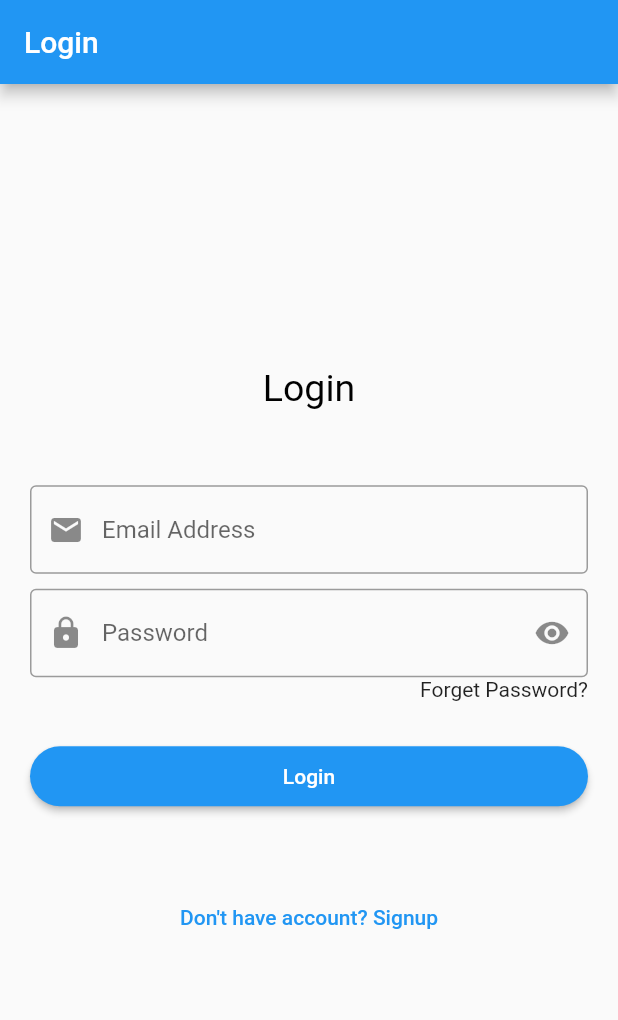
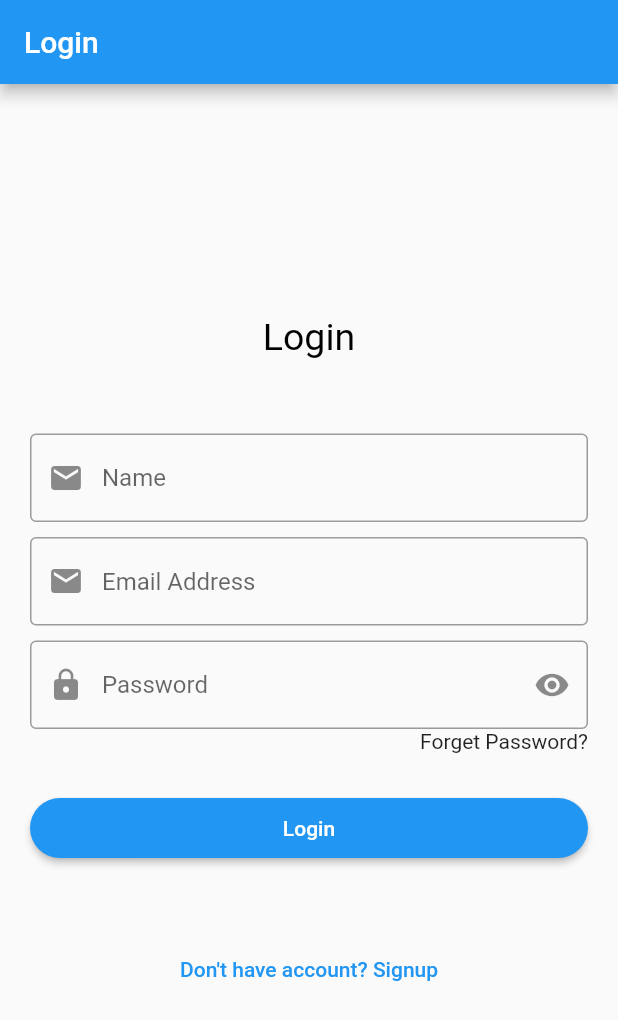
Before and after one commit to muhammadSabeelAhmed/FlutterNavigation, a Flutter app: the screen it shows after launch, on a phone screen of 412 x 824 dp. Shown: the top 1020 px of the screen. Run offline on Flutter 3.47's test engine with Material 2 defaults, Android fonts, the phone set to English and light mode, and no system bars.

```diff
--- /dev/null
+++ b/lib/constants/constants.dart
@@ -0,0 +1,56 @@
+import 'package:meriapp/model/product.dart';
+
+class Constants {
+  static String name = "";
+  static List<Product> cartList = [];
+  var list = [
+    Product(
+      "Nike Dunk Retro",
+      "Created for the hardwood but taken to the streets, the Nike Dunk Low Retro returns with crisp overlays and original team colors. This basketball icon channels '80s vibes with premium leather in the upper that looks good and breaks in even better. Modern footwear technology helps bring the comfort into the 21st century.",
+      "Nike",
+      "\$ 200.0",
+      "https://static.nike.com/a/images/t_PDP_1728_v1/f_auto,q_auto:eco/b1bcbca4-e853-4df7-b329-5be3c61ee057/dunk-low-retro-mens-shoes-87q0hf.png",
+      "3.5",
+    ),
+    Product(
+      "Nike Low Retro",
+      "Created for the hardwood but taken to the streets, the Nike Dunk Low Retro returns with crisp overlays and original team colors. This basketball icon channels '80s vibes with premium leather in the upper that looks good and breaks in even better. Modern footwear technology helps bring the comfort into the 21st century.",
+      "Addidas",
+      "\$ 250.0",
+      "https://static.nike.com/a/images/c_limit,w_592,f_auto/t_product_v1/844af875-ac7e-4506-8008-fcf8ae461be0/kd16-nrg-basketball-shoes-H3gcDG.png",
+      "3.5",
+    ),
+    Product(
+      "Dunk Low Retro",
+      "Created for the hardwood but taken to the streets, the Nike Dunk Low Retro returns with crisp overlays and original team colors. This basketball icon channels '80s vibes with premium leather in the upper that looks good and breaks in even better. Modern footwear technology helps bring the comfort into the 21st century.",
+      "Nike",
+      "\$ 150.0",
+      "https://static.nike.com/a/images/c_limit,w_592,f_auto/t_product_v1/a6805b48-80dc-4c4c-be1f-7229bc4c6826/air-force-1-07-premium-mens-shoes-M1LkHr.png",
+      "3.5",
+    ),
+    Product(
+      "Nike Dunk Low",
+      "Created for the hardwood but taken to the streets, the Nike Dunk Low Retro returns with crisp overlays and original team colors. This basketball icon channels '80s vibes with premium leather in the upper that looks good and breaks in even better. Modern footwear technology helps bring the comfort into the 21st century.",
+      "Addidas",
+      "\$ 120.0",
+      "https://static.nike.com/a/images/c_limit,w_592,f_auto/t_product_v1/e6da41fa-1be4-4ce5-b89c-22be4f1f02d4/air-force-1-07-mens-shoes-jBrhbr.png",
+      "3.5",
+    ),
+    Product(
+      "Nike Retro",
+      "Created for the hardwood but taken to the streets, the Nike Dunk Low Retro returns with crisp overlays and original team colors. This basketball icon channels '80s vibes with premium leather in the upper that looks good and breaks in even better. Modern footwear technology helps bring the comfort into the 21st century.",
+      "Nike",
+      "\$ 300.0",
+      "https://static.nike.com/a/images/c_limit,w_592,f_auto/t_product_v1/815bf12f-8128-41ef-a2ae-fdb687ae4335/sabrina-1-grounded-basketball-shoes-f8jr2H.png",
+      "3.5",
+    ),
+    Product(
+      "Nike Dunk",
+      "Created for the hardwood but taken to the streets, the Nike Dunk Low Retro returns with crisp overlays and original team colors. This basketball icon channels '80s vibes with premium leather in the upper that looks good and breaks in even better. Modern footwear technology helps bring the comfort into the 21st century.",
+      "Addidas",
+      "\$ 500.0",
+      "https://static.nike.com/a/images/t_PDP_1728_v1/f_auto,q_auto:eco/b1bcbca4-e853-4df7-b329-5be3c61ee057/dunk-low-retro-mens-shoes-87q0hf.png",
+      "3.5",
+    ),
+  ];
+}
--- a/lib/main.dart
+++ b/lib/main.dart
@@ -1,5 +1,5 @@
 import 'package:flutter/material.dart';
-import 'package:meriapp/loginscreen.dart';
+import 'package:meriapp/ui/loginscreen.dart';
 
 void main() {
   runApp(MyApp());
--- /dev/null
+++ b/lib/model/product.dart
@@ -0,0 +1,21 @@
+class Product {
+  String name = "";
+  String desc = "";
+  String brand = "";
+  String price = "";
+  String image = "";
+  String rating = "";
+
+  // Product(String name, String desc, String brand, String price, String image,
+  //     String rating) {
+  //   this.name = name;
+  //   this.desc = desc;
+  //   this.price = price;
+  //   this.brand = brand;
+  //   this.image = image;
+  //   this.rating = rating;
+  // }
+
+  Product(
+      this.name, this.desc, this.brand, this.price, this.image, this.rating);
+}
--- a/lib/loginscreen.dart
+++ b/lib/ui/loginscreen.dart
@@ -1,29 +1,32 @@
 import 'package:flutter/cupertino.dart';
 import 'package:flutter/material.dart';
-import 'package:meriapp/forgetscreen.dart';
-import 'package:meriapp/homescreen.dart';
-import 'package:meriapp/signupscreen.dart';
+import 'package:meriapp/constants/constants.dart';
+import 'package:meriapp/ui/forgetscreen.dart';
+import 'package:meriapp/ui/homescreen.dart';
+import 'package:meriapp/ui/signupscreen.dart';
 
 class LoginView extends StatelessWidget {
   const LoginView({super.key});
 
-  onLoginPressed(BuildContext context, memail, TextEditingController password) {
+  onLoginPressed(BuildContext context, name, memail, password) {
     String email = memail.text;
     if (email.contains("@") && email.contains(".com")) {
       print("Corerect Email");
       print("Email: ${password.text}");
       print("Password: ${password.text}");
+      Constants.name = name.text;
+      Navigator.pushReplacement(context,
+          MaterialPageRoute(builder: (BuildContext context) => HomeView()));
     } else {
       print("InCorrect Email");
     }
     memail.text = "";
     password.text = "";
-    Navigator.pushReplacement(context,
-        MaterialPageRoute(builder: (BuildContext context) => HomeView()));
   }
 
   @override
   Widget build(BuildContext context) {
+    TextEditingController nameController = TextEditingController();
     TextEditingController emailController = TextEditingController();
     TextEditingController passwordController = TextEditingController();
 
@@ -42,6 +45,15 @@ class LoginView extends StatelessWidget {
               style: TextStyle(fontSize: 25, color: Colors.black),
             ),
             const SizedBox(height: 50),
+            TextField(
+              controller: nameController,
+              decoration: const InputDecoration(
+                prefixIcon: Icon(Icons.email),
+                border: OutlineInputBorder(),
+                hintText: "Name",
+              ),
+            ),
+            const SizedBox(height: 10),
             TextField(
               controller: emailController,
               decoration: const InputDecoration(
@@ -81,7 +93,8 @@ class LoginView extends StatelessWidget {
               width: double.infinity,
               child: ElevatedButton(
                 onPressed: () {
-                  onLoginPressed(context, emailController, passwordController);
+                  onLoginPressed(context, nameController, emailController,
+                      passwordController);
                 },
                 style: ElevatedButton.styleFrom(
                   shape: StadiumBorder(),
```
Also changed, not shown: lib/cartscrees.dart (added, +38 -0 lines), lib/homescreen.dart (deleted, +0 -87 lines), lib/ui/homescreen.dart (added, +143 -0 lines), lib/ui/productdetailsscreen.dart (added, +79 -0 lines), lib/ui/forgetscreen.dart (renamed from lib/forgetscreen.dart), lib/ui/signupscreen.dart (renamed from lib/signupscreen.dart).
